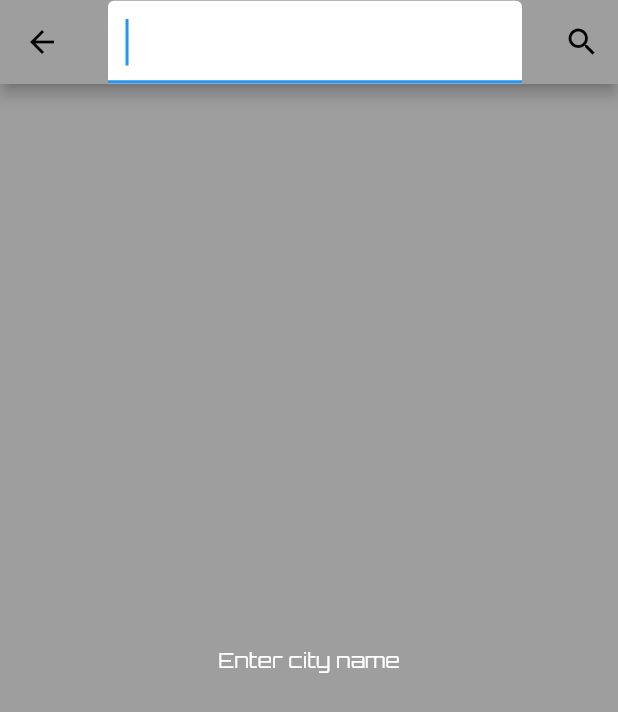
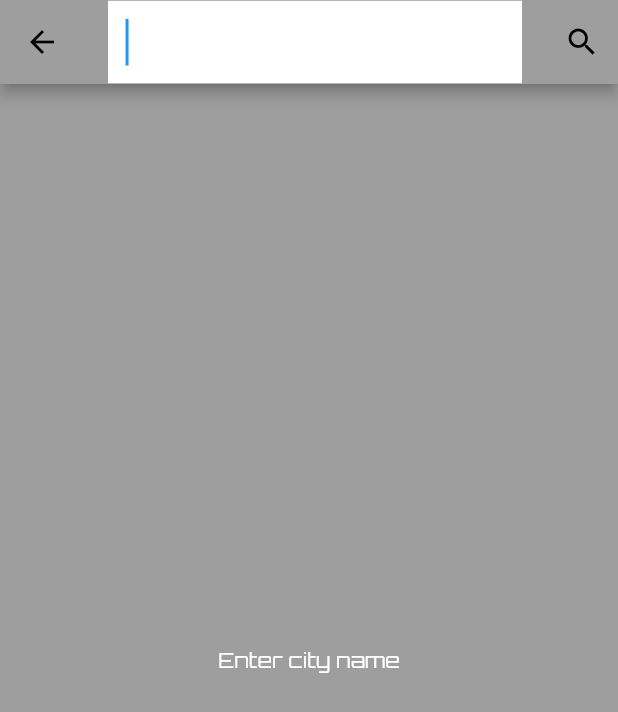
Before and after one commit to Looper101/Weather-app, a Flutter app: the SearchPage screen opened by its route, on a phone screen of 412 x 824 dp. Shown: the top 712 px of the screen. Run offline on Flutter 3.47's test engine with Material 2 defaults, Android fonts, the phone set to English and light mode, and no system bars; our stand-ins replace auto_size_text, bloc, cached_network_image, equatable, flutter_bloc, location and 1 more.

Commit message:
few changes to UI

```diff
--- a/lib/custom_theme.dart
+++ b/lib/custom_theme.dart
@@ -3,7 +3,7 @@ import 'package:flutter/services.dart';
 
 import 'theme/color.dart';
 
-//TODO: Implement theme switch
+
 
 final darkTheme = ThemeData(
   scaffoldBackgroundColor: Colors.black,
--- a/lib/logic/weatherbloc/bloc/weather_bloc.dart
+++ b/lib/logic/weatherbloc/bloc/weather_bloc.dart
@@ -3,7 +3,6 @@ import 'dart:io';
 
 import 'package:bloc/bloc.dart';
 import 'package:equatable/equatable.dart';
-import 'package:flutter/foundation.dart';
 import 'package:location/location.dart';
 import 'package:songlyrics/models/custom_exception/city_exception.dart';
 import 'package:songlyrics/models/weather.dart';
@@ -14,13 +13,17 @@ part 'weather_event.dart';
 part 'weather_state.dart';
 
 class WeatherBloc extends Bloc<WeatherEvent, WeatherState> {
-  WeatherRepository weatherRepository;
-  // final CitySearchBloc citySearchBloc;
+  WeatherRepository _weatherRepository;
 
-  GeolocatorRepository geolocatorRepository;
+  GeolocatorRepository _geolocatorRepository;
 
-  WeatherBloc({@required this.geolocatorRepository, this.weatherRepository})
-      : super(WeatherInitial());
+  WeatherBloc(
+      {GeolocatorRepository geolocatorRepository,
+      WeatherRepository weatherRepository})
+      : super(WeatherInitial()) {
+    _weatherRepository = weatherRepository ?? WeatherRepository();
+    _geolocatorRepository = geolocatorRepository ?? GeolocatorRepository();
+  }
 
   StreamSubscription cityBlocSubscription;
   @override
@@ -41,10 +44,13 @@ class WeatherBloc extends Bloc<WeatherEvent, WeatherState> {
     try {
       yield CitySearched();
       yield WeatherLoading();
-      var result = await weatherRepository.fetchWeatherByCityTyped(event.query);
+      var result =
+          await _weatherRepository.fetchWeatherByCityTyped(event.query);
       yield WeatherLoaded(weather: result);
+    // ignore: unused_catch_clause
     } on SocketException catch (e) {
       yield WeatherLoadError(errorMessage: 'Check your connection');
+      // ignore: unused_catch_clause
     } on CityException catch (e) {
       yield WeatherLoadCityException('${event.query} not found');
     }
@@ -53,8 +59,8 @@ class WeatherBloc extends Bloc<WeatherEvent, WeatherState> {
   Stream<WeatherState> _mapFetchWeatherByLocationToState() async* {
     try {
       yield WeatherLoading();
-      LocationData _location = await geolocatorRepository.getCurrentLocation();
-      Weather result = await weatherRepository.fetchWeatherByLocationRepo(
+      LocationData _location = await _geolocatorRepository.getCurrentLocation();
+      Weather result = await _weatherRepository.fetchWeatherByLocationRepo(
           latitude: _location.latitude, longitude: _location.longitude);
       yield WeatherLoaded(weather: result);
     } catch (e) {
--- a/lib/presentation/pages/home_page/widgets/weather_details.dart
+++ b/lib/presentation/pages/home_page/widgets/weather_details.dart
@@ -19,7 +19,6 @@ weatherDetails(WeatherLoaded state, BuildContext context) {
             BlocProvider.of<WeatherBloc>(context).add(FetchWeatherByLocation());
           },
           child: Container(
-            // height: DeviceSize.height * 0.09,
             alignment: Alignment.center,
             padding: EdgeInsets.all(DeviceSize.longestSide * 0.02),
             decoration: BoxDecoration(
@@ -44,7 +43,7 @@ weatherDetails(WeatherLoaded state, BuildContext context) {
           height: DeviceSize.height * 0.03,
           padding: EdgeInsets.symmetric(horizontal: DeviceSize.width * 0.02),
           decoration: BoxDecoration(
-              color: Colors.white,
+              color: Colors.white30,
               borderRadius: BorderRadius.only(
                 topRight: Radius.circular(10),
                 bottomRight: Radius.circular(10),
@@ -65,9 +64,9 @@ weatherDetails(WeatherLoaded state, BuildContext context) {
           child: Container(
             child: CachedNetworkImage(
               placeholder: (context, string) {
-                print("String unidentified $string");
                 return CircularProgressIndicator(
                   strokeWidth: 10,
+                  color: Colors.grey,
                 );
               },
               imageUrl:
--- a/lib/presentation/pages/search_page/search_page.dart
+++ b/lib/presentation/pages/search_page/search_page.dart
@@ -19,12 +19,6 @@ class _SearchPageState extends State<SearchPage> {
   void checkValueLength() {
     isEmpty = _textEditingController.text.length > 0;
     print(isEmpty);
-  }
-
-  @override
-  void initState() {
-    // TODO: implement initState
-    super.initState();
   }
 
   FocusNode _focusNode = FocusNode();
@@ -50,7 +44,8 @@ class _SearchPageState extends State<SearchPage> {
               .textTheme
               .headline2
               .copyWith(fontSize: DeviceSize.longestSide * 0.03),
-          decoration: InputDecoration(fillColor: Colors.white, filled: true),
+          decoration: InputDecoration(
+              fillColor: Colors.white, filled: true, border: InputBorder.none),
           controller: _textEditingController,
         ),
         actions: [
--- a/lib/repositories/geolocator_repository.dart
+++ b/lib/repositories/geolocator_repository.dart
@@ -1,7 +1,5 @@
 import 'package:equatable/equatable.dart';
 import 'package:location/location.dart';
-
-//TODO: Equatable shouldn't be here
 
 // ignore: must_be_immutable
 class GeolocatorRepository extends Equatable {
--- a/lib/repositories/weather_repository.dart
+++ b/lib/repositories/weather_repository.dart
@@ -5,6 +5,7 @@ import 'package:songlyrics/models/weather.dart';
 class WeatherRepository {
   WeatherApi _weatherApi = WeatherApi();
 
+  // ignore: missing_return
   Future<Weather> fetchWeatherByCityTyped(String cityName) async {
     var source = await _weatherApi.fetchWeatherByCityId(cityName);
 
--- a/pubspec.yaml
+++ b/pubspec.yaml
@@ -28,8 +28,7 @@ dependencies:
   # The following adds the Cupertino Icons font to your application.
   # Use with the CupertinoIcons class for iOS style icons.
 
-  flutter_bloc: ^6.1.2
-  bloc: ^6.1.1
+  flutter_bloc: ^7.0.1
   rxdart: ^0.25.0
   http: ^0.12.2
   equatable: ^1.2.6
@@ -42,8 +41,8 @@ dependencies:
   cached_network_image: ^2.5.0
   shimmer: ^1.1.2
   flutter_svg: ^0.19.3
-  bloc_test: ^7.1.0
   auto_size_text: ^2.1.0
+  get_it: ^7.1.3
 #  url_launcher: ^5.7.10
 
 dev_dependencies:
```
Also changed, not shown: lib/logic/geolocationbloc/bloc/geolocation_bloc.dart (+6 -15 lines), lib/presentation/pages/home_page/homepage.dart (+10 -59 lines), lib/presentation/pages/home_page/widgets/weather_details_shimmer_effect.dart (+6 -93 lines), lib/widgets/dev_details.dart (added, +53 -0 lines), pubspec.lock, 2 other files.
